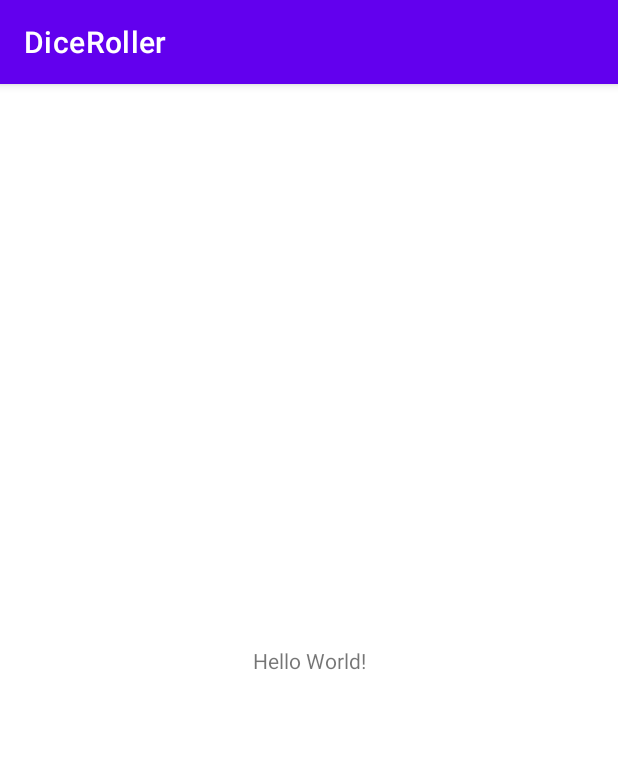
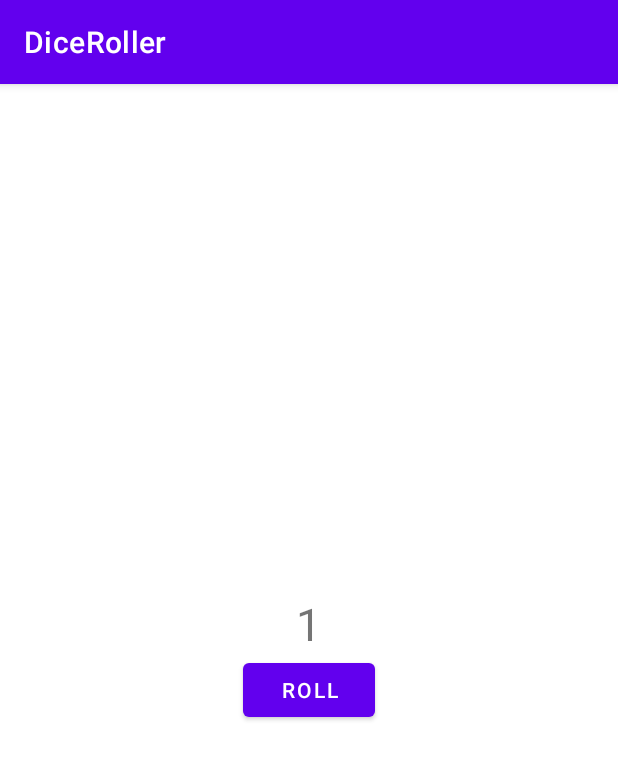
Before and after one commit to jalvarezbretana/DiceRoller, an Android app: the screen it shows after launch (MainActivity), on a phone screen of 412 x 824 dp. Shown: the top 760 px of the screen. Run offline under Robolectric (Android 15) with nearby library versions, the phone set to English and light mode, and no system bars.

Commit message:
Creamos string y botón

```diff
--- a/app/src/main/res/layout/activity_main.xml
+++ b/app/src/main/res/layout/activity_main.xml
@@ -1,18 +1,23 @@
 <?xml version="1.0" encoding="utf-8"?>
-<androidx.constraintlayout.widget.ConstraintLayout xmlns:android="http://schemas.android.com/apk/res/android"
-    xmlns:app="http://schemas.android.com/apk/res-auto"
+<LinearLayout xmlns:android="http://schemas.android.com/apk/res/android"
     xmlns:tools="http://schemas.android.com/tools"
     android:layout_width="match_parent"
-    android:layout_height="match_parent"
+    android:layout_height="wrap_content"
+    android:layout_gravity="center_vertical"
+    android:orientation="vertical"
     tools:context=".MainActivity">
 
     <TextView
         android:layout_width="wrap_content"
         android:layout_height="wrap_content"
-        android:text="Hello World!"
-        app:layout_constraintBottom_toBottomOf="parent"
-        app:layout_constraintEnd_toEndOf="parent"
-        app:layout_constraintStart_toStartOf="parent"
-        app:layout_constraintTop_toTopOf="parent" />
+        android:layout_gravity="center_horizontal"
+        android:textSize="30sp"
+        android:text="1" />
 
-</androidx.constraintlayout.widget.ConstraintLayout>
+    <Button
+        android:layout_width="wrap_content"
+        android:layout_height="wrap_content"
+        android:layout_gravity="center_horizontal"
+        android:text="@string/roll" />
+
+</LinearLayout>
--- a/app/src/main/res/values/strings.xml
+++ b/app/src/main/res/values/strings.xml
@@ -1,3 +1,4 @@
 <resources>
     <string name="app_name">DiceRoller</string>
+    <string name="roll">Roll</string>
 </resources>
```
